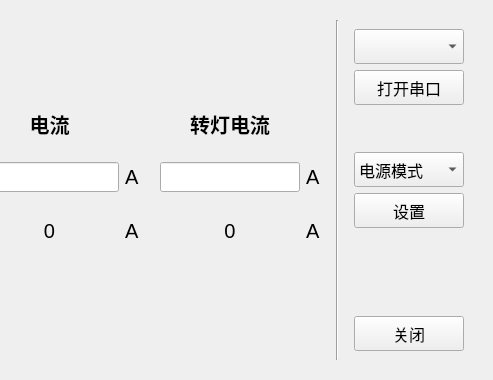
This is widget.ui in ryanwong1999/GreenCharge_Qt as Qt 5 draws it before an edit; both pictures show x 297 to 790 and y 0 to 380 of the 790 by 380 pixel window. The edited form follows.
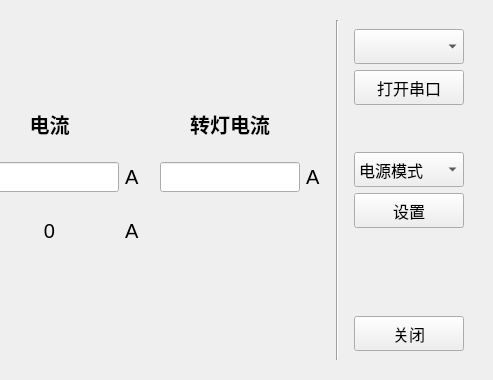
This is the edited form. Icons and pictures are not drawn. Custom widgets are drawn as their Qt base class.

```diff
--- a/widget.ui
+++ b/widget.ui
@@ -178,27 +178,6 @@
                 </property>
                </widget>
               </item>
-              <item row="4" column="5">
-               <widget class="QLabel" name="label_stop_cur_now">
-                <property name="minimumSize">
-                 <size>
-                  <width>0</width>
-                  <height>30</height>
-                 </size>
-                </property>
-                <property name="font">
-                 <font>
-                  <pointsize>15</pointsize>
-                 </font>
-                </property>
-                <property name="text">
-                 <string>0</string>
-                </property>
-                <property name="alignment">
-                 <set>Qt::AlignCenter</set>
-                </property>
-               </widget>
-              </item>
               <item row="2" column="4">
                <widget class="QLabel" name="label_a1">
                 <property name="font">
@@ -235,18 +214,6 @@
                 </property>
                </widget>
               </item>
-              <item row="4" column="6">
-               <widget class="QLabel" name="label_a4">
-                <property name="font">
-                 <font>
-                  <pointsize>15</pointsize>
-                 </font>
-                </property>
-                <property name="text">
-                 <string>A</string>
-                </property>
-               </widget>
-              </item>
               <item row="0" column="3">
                <widget class="QLabel" name="label_cur">
                 <property name="minimumSize">
```
Left out of the diff: 2 changed lines with no effect on the pictures.
